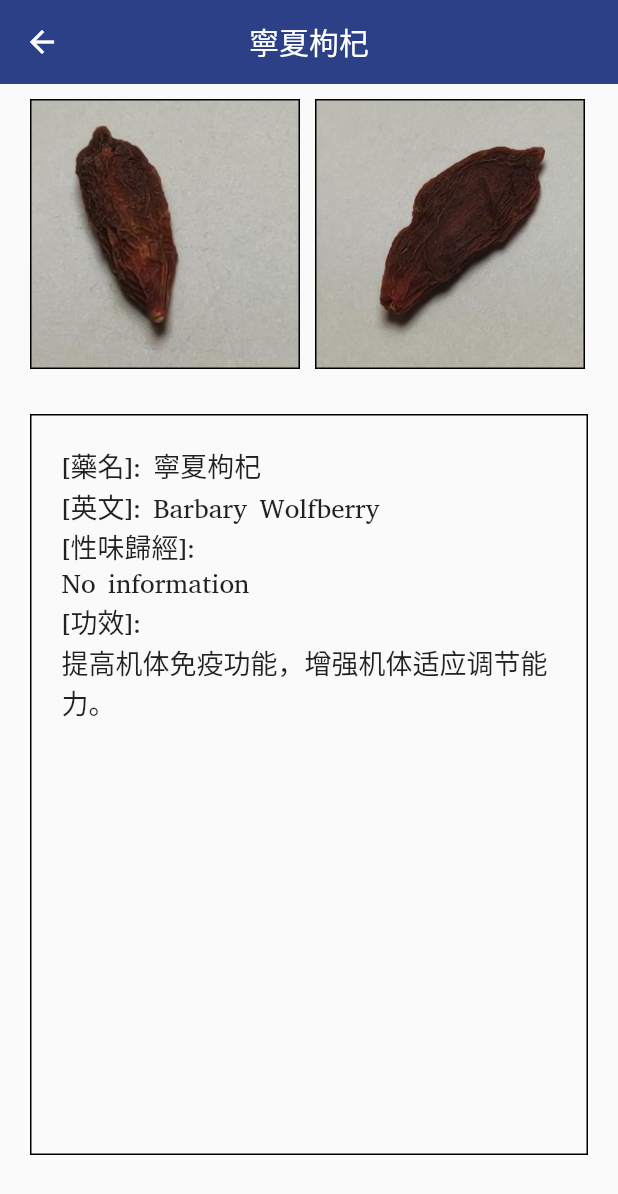
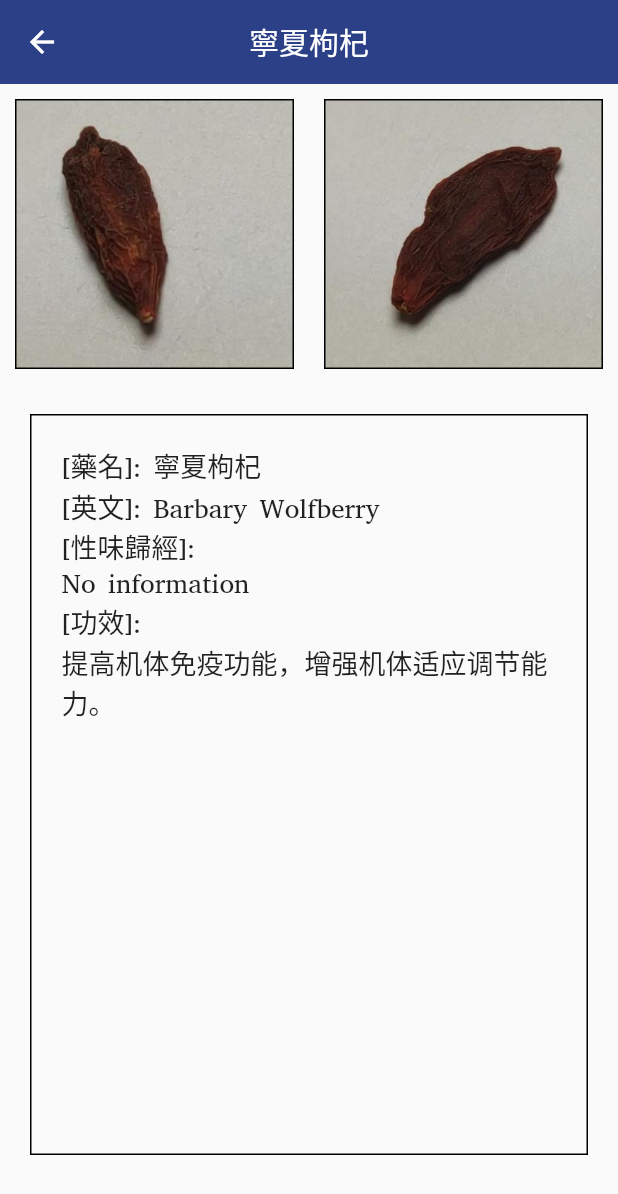
Before and after one commit to BenedictusKent/TCM_Analyzer, a Flutter app: the screen it shows after launch, after a tap on "寧夏枸杞", on a phone screen of 412 x 824 dp. Shown: the top 1194 px of the screen. Run offline on Flutter 3.47's test engine with Material 2 defaults, Android fonts, the phone set to English and light mode, and no system bars; our stand-ins replace camera, flutter_native_image, image_cropper, image_picker; missing offline and left inert: image_size_getter, unicorndial.

Commit message:
Fix herb info page image centering

```diff
--- a/tcm_analyzer/lib/info.dart
+++ b/tcm_analyzer/lib/info.dart
@@ -543,14 +543,12 @@ class _InfoPageState extends State<InfoPage> {
 
   // Widget to put image
   Widget pickImage(bool status, String path, String number) {
-    double v;
-    if (number == '1')
-      v = 20.0;
-    else
-      v = 0.0;
     if (status) {
-      return Container(
-        margin: EdgeInsets.only(left: v, right: 10.0),
+      return Expanded (
+        child: Padding(
+        padding: const EdgeInsets.all(10),
+        child: Container(
+          alignment: Alignment.center,
           height: 180.0,
           width: 180.0,
           decoration: BoxDecoration(
@@ -558,16 +556,23 @@ class _InfoPageState extends State<InfoPage> {
               image: DecorationImage(
                   image: AssetImage("asset/$path/$number.jpg"),
                   fit: BoxFit.fill)),
+          ),
+        ),
       );
     } else {
-      return Container(
-        margin: EdgeInsets.only(left: v, right: 10.0),
+      return Expanded (
+        child: Padding(
+          padding: const EdgeInsets.all(10),
+          child: Container(
+          alignment: Alignment.center,
           height: 180.0,
           width: 180.0,
           decoration: BoxDecoration(
               border: Border.all(color: Colors.black),
               image: DecorationImage(
                   image: AssetImage("asset/no-camera.png"), fit: BoxFit.fill)),
+          ),
+        ),
       );
     }
   }
```
Lines whose indentation alone changed are shown as unchanged.
